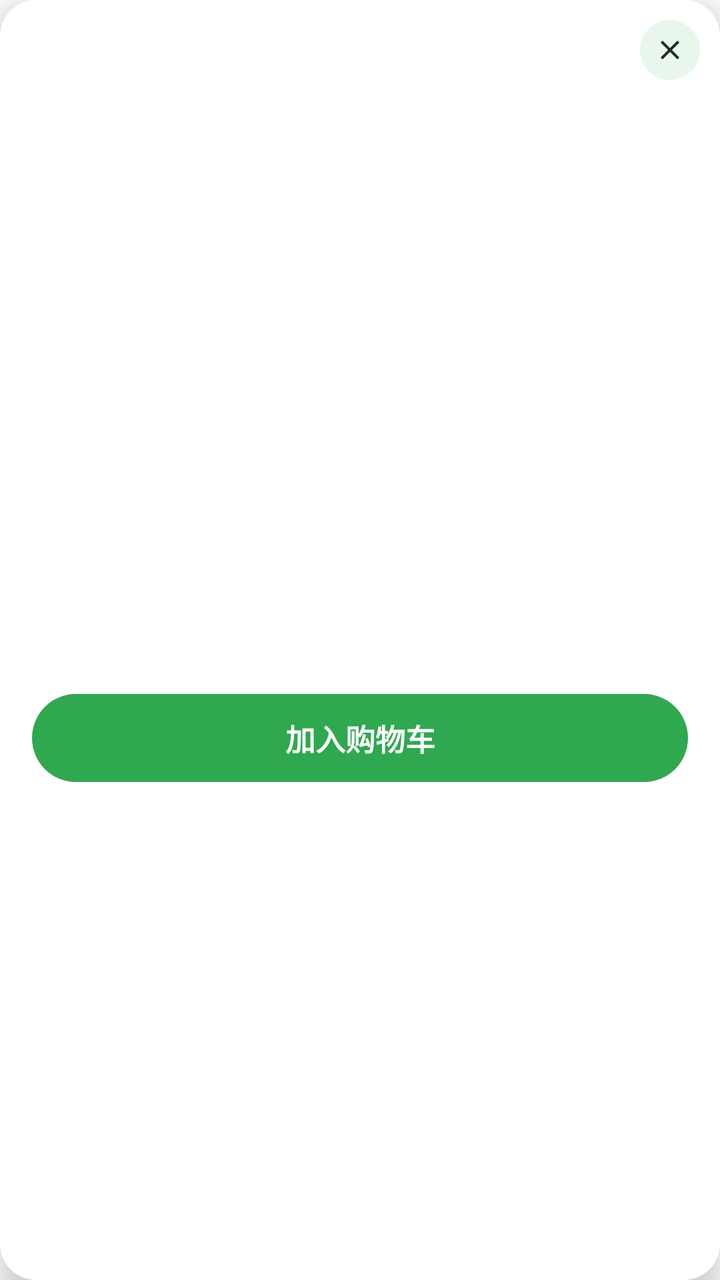
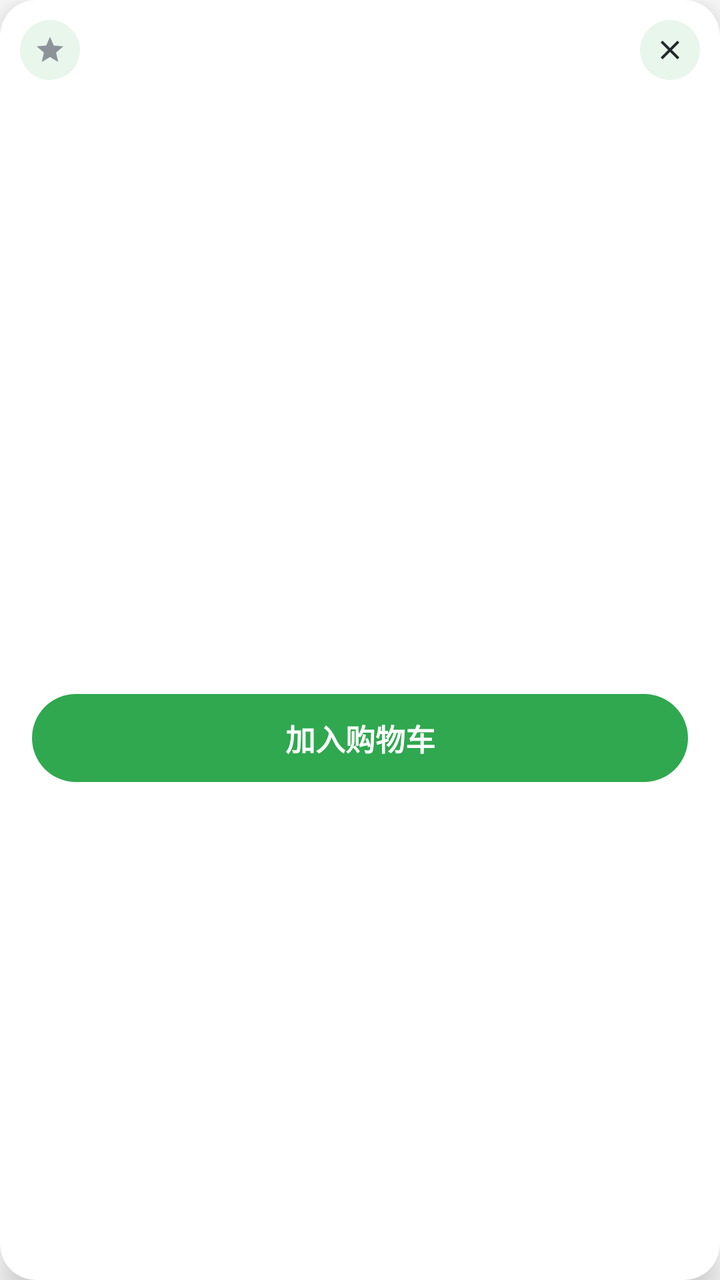

Screens rendered from an Android XML layout before and after an edit, with the pre-edit source and the edit as a unified diff.
<!-- AndroidManifest.xml: activity theme Theme.FruitShop.Dialog -->
<!-- res/layout/activity_food.xml -->
<?xml version="1.0" encoding="utf-8"?>
<com.google.android.material.card.MaterialCardView xmlns:android="http://schemas.android.com/apk/res/android"
    xmlns:app="http://schemas.android.com/apk/res-auto"
    android:layout_width="320dp"
    android:layout_height="wrap_content"
    app:cardCornerRadius="18dp"
    app:cardElevation="10dp"
    app:strokeWidth="0dp">

    <LinearLayout
        android:layout_width="match_parent"
        android:layout_height="wrap_content"
        android:orientation="vertical">

        <FrameLayout
            android:layout_width="match_parent"
            android:layout_height="210dp">

            <ImageView
                android:id="@+id/iv_food"
                android:layout_width="match_parent"
                android:layout_height="match_parent"
                android:contentDescription="商品大图"
                android:scaleType="centerCrop" />

            <ImageView
                android:id="@+id/iv_close"
                android:layout_width="30dp"
                android:layout_height="30dp"
                android:layout_gravity="top|end"
                android:layout_margin="10dp"
                android:background="@drawable/bg_avatar"
                android:contentDescription="关闭"
                android:padding="7dp"
                android:src="@drawable/ic_close" />
        </FrameLayout>

        <LinearLayout
            android:layout_width="match_parent"
            android:layout_height="wrap_content"
            android:orientation="vertical"
            android:paddingLeft="16dp"
            android:paddingTop="14dp"
            android:paddingRight="16dp"
            android:paddingBottom="16dp">

            <TextView
                android:id="@+id/tv_food_name"
                android:layout_width="match_parent"
                android:layout_height="wrap_content"
                android:textColor="@color/textMain"
                android:textSize="17sp"
                android:textStyle="bold" />

            <TextView
                android:id="@+id/tv_ingredients"
                style="@style/text_sub_12"
                android:layout_width="match_parent"
                android:layout_height="wrap_content"
                android:layout_marginTop="6dp" />

            <TextView
                android:id="@+id/tv_price"
                style="@style/price_text"
                android:layout_width="wrap_content"
                android:layout_height="wrap_content"
                android:layout_marginTop="10dp"
                android:textSize="18sp" />

            <TextView
                android:id="@+id/tv_desc"
                android:layout_width="match_parent"
                android:layout_height="wrap_content"
                android:layout_marginTop="10dp"
                android:lineSpacingExtra="4dp"
                android:textColor="@color/textSub"
                android:textSize="13sp" />

            <TextView
                android:id="@+id/btn_add"
                android:layout_width="match_parent"
                android:layout_height="44dp"
                android:layout_marginTop="16dp"
                android:background="@drawable/payment_bg_selector"
                android:gravity="center"
                android:text="@string/add_to_cart"
                android:textColor="@color/white"
                android:textSize="15sp"
                android:textStyle="bold" />

        </LinearLayout>
    </LinearLayout>

</com.google.android.material.card.MaterialCardView>
<!-- resources referenced by this layout -->
<resources>
  <color name="textMain">#23282B</color>
  <color name="textSub">#8C9499</color>
  <color name="white">#FFFFFFFF</color>
  <!-- drawable bg_avatar (drawable) -->
  <?xml version="1.0" encoding="utf-8"?>
  <shape xmlns:android="http://schemas.android.com/apk/res/android"
      android:shape="oval">
      <solid android:color="@color/colorPrimaryLight" />
  </shape>
  <!-- drawable ic_close (drawable) -->
  <?xml version="1.0" encoding="utf-8"?>
  <vector xmlns:android="http://schemas.android.com/apk/res/android"
      android:width="24dp"
      android:height="24dp"
      android:viewportWidth="24"
      android:viewportHeight="24">
      <path
          android:fillColor="#FF23282B"
          android:pathData="M19,6.41L17.59,5 12,10.59 6.41,5 5,6.41 10.59,12 5,17.59 6.41,19 12,13.41 17.59,19 19,17.59 13.41,12z" />
  </vector>
  <!-- drawable payment_bg_selector (drawable) -->
  <?xml version="1.0" encoding="utf-8"?>
  <selector xmlns:android="http://schemas.android.com/apk/res/android">
      <item android:state_pressed="true">
          <shape android:shape="rectangle">
              <solid android:color="@color/colorPrimaryDark" />
              <corners android:radius="24dp" />
          </shape>
      </item>
      <item>
          <shape android:shape="rectangle">
              <solid android:color="@color/colorPrimary" />
              <corners android:radius="24dp" />
          </shape>
      </item>
  </selector>
  <string name="add_to_cart">加入购物车</string>
  <style name="price_text">
          <item name="android:textColor">@color/colorPrice</item>
          <item name="android:textSize">16sp</item>
          <item name="android:textStyle">bold</item>
      </style>
  <style name="text_sub_12">
          <item name="android:textColor">@color/textSub</item>
          <item name="android:textSize">12sp</item>
      </style>
  <style name="Theme.FruitShop.Dialog" parent="Theme.MaterialComponents.Light.Dialog">
          <item name="android:windowIsFloating">true</item>
          <item name="android:windowBackground">@color/transparent</item>
          <item name="android:windowNoTitle">true</item>
          <item name="android:backgroundDimEnabled">true</item>
          <item name="android:windowAnimationStyle">@style/DialogAnimStyle</item>
      </style>
  <color name="colorPrimaryLight">#E8F6EC</color>
  <color name="colorPrimaryDark">#1F7A38</color>
  <color name="colorPrimary">#2FA84F</color>
  <color name="colorPrice">#E8402A</color>
  <color name="transparent">#00000000</color>
  <style name="DialogAnimStyle">
          <item name="android:windowEnterAnimation">@anim/slide_bottom_to_top</item>
          <item name="android:windowExitAnimation">@anim/slide_top_to_bottom</item>
      </style>
</resources>

<!-- the commit's change to res/layout/activity_food.xml (unified diff, before → after) -->
@@ -33,6 +33,18 @@
                 android:contentDescription="关闭"
                 android:padding="7dp"
                 android:src="@drawable/ic_close" />
+
+            <ImageView
+                android:id="@+id/iv_favorite"
+                android:layout_width="30dp"
+                android:layout_height="30dp"
+                android:layout_gravity="top|start"
+                android:layout_margin="10dp"
+                android:background="@drawable/bg_avatar"
+                android:contentDescription="收藏"
+                android:padding="7dp"
+                android:src="@drawable/ic_star"
+                app:tint="@color/textSub" />
         </FrameLayout>
 
         <LinearLayout
<!-- resource entries referenced after the edit -->
@@ -19,6 +19,17 @@
       <path
           android:fillColor="#FF23282B"
           android:pathData="M19,6.41L17.59,5 12,10.59 6.41,5 5,6.41 10.59,12 5,17.59 6.41,19 12,13.41 17.59,19 19,17.59 13.41,12z" />
+  </vector>
+  <!-- drawable ic_star (drawable) -->
+  <?xml version="1.0" encoding="utf-8"?>
+  <vector xmlns:android="http://schemas.android.com/apk/res/android"
+      android:width="24dp"
+      android:height="24dp"
+      android:viewportWidth="24"
+      android:viewportHeight="24">
+      <path
+          android:fillColor="#FFB9BFB7"
+          android:pathData="M12,17.27L18.18,21l-1.64,-7.03L22,9.24l-7.19,-0.61L12,2 9.19,8.63 2,9.24l5.46,4.73L5.82,21z" />
   </vector>
   <!-- drawable payment_bg_selector (drawable) -->
   <?xml version="1.0" encoding="utf-8"?>
